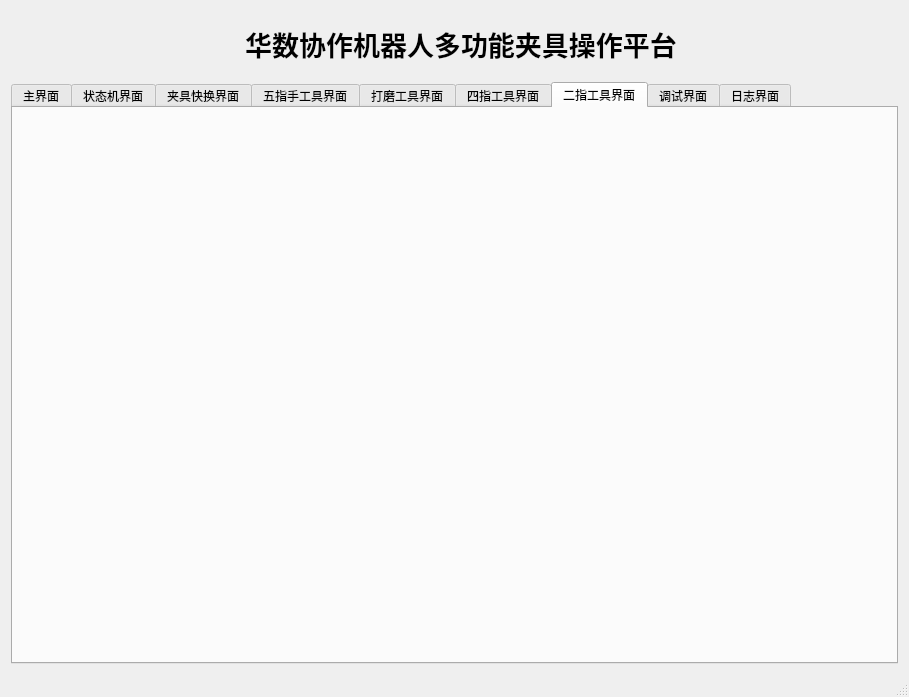
Above: qtcreator/hs_multigripper/mainwindow.ui from wangneng666/hs_multigripper before the change. Below: the same form after it.
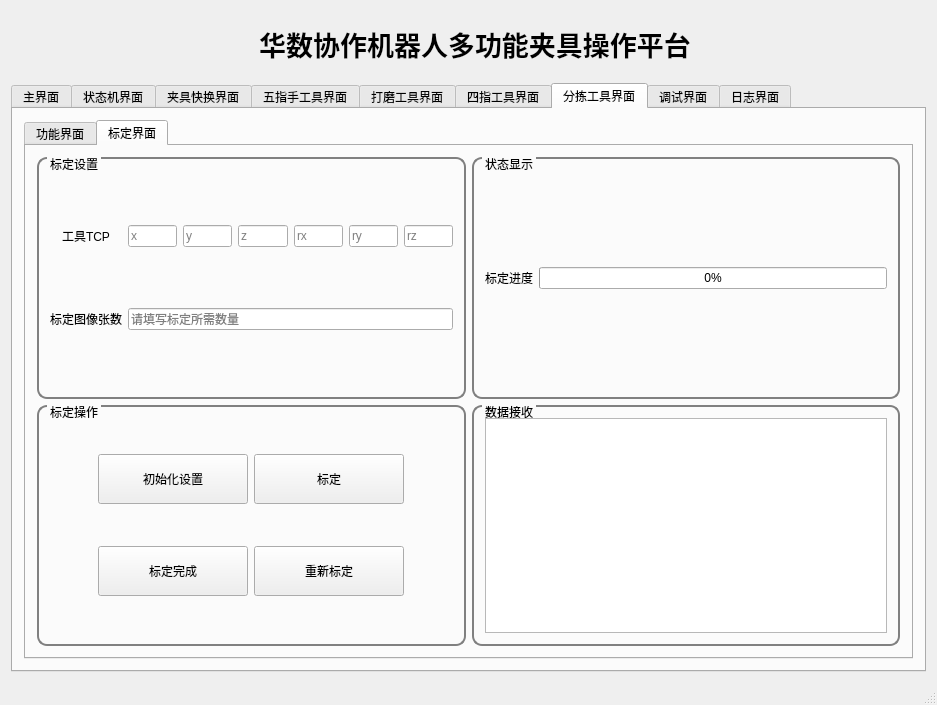
That is the form after the change. The open tabs and pages were chosen to show the change. Icons and pictures are not drawn.

Commit message: 调试分拣中

Patch:
```diff
--- a/qtcreator/hs_multigripper/mainwindow.ui
+++ b/qtcreator/hs_multigripper/mainwindow.ui
@@ -6,8 +6,8 @@
    <rect>
     <x>0</x>
     <y>0</y>
-    <width>909</width>
-    <height>697</height>
+    <width>937</width>
+    <height>705</height>
    </rect>
   </property>
   <property name="windowTitle">
@@ -1201,20 +1201,6 @@
                     </item>
                    </layout>
                   </widget>
-                  <widget class="QWidget" name="tablewidge_fivefinger_yolo6dshow">
-                   <attribute name="title">
-                    <string>yolo6d识别显示</string>
-                   </attribute>
-                   <layout class="QHBoxLayout" name="horizontalLayout_27">
-                    <item>
-                     <widget class="QLabel" name="lable_tab_fivefinger_yolo6dshow">
-                      <property name="text">
-                       <string>TextLabel</string>
-                      </property>
-                     </widget>
-                    </item>
-                   </layout>
-                  </widget>
                  </widget>
                 </item>
                </layout>
@@ -1775,8 +1761,533 @@
           </widget>
           <widget class="QWidget" name="tab_twofingerTool">
            <attribute name="title">
-            <string>二指工具界面</string>
+            <string>分拣工具界面</string>
            </attribute>
+           <layout class="QHBoxLayout" name="horizontalLayout_27">
+            <item>
+             <widget class="QTabWidget" name="tabWidget_sort">
+              <property name="currentIndex">
+               <number>1</number>
+              </property>
+              <widget class="QWidget" name="tab_tabsort_func">
+               <attribute name="title">
+                <string>功能界面</string>
+               </attribute>
+               <layout class="QVBoxLayout" name="verticalLayout_8">
+                <item>
+                 <widget class="QGroupBox" name="gBox_tabsort_status">
+                  <property name="styleSheet">
+                   <string notr="true">QGroupBox{
+
+border-width:2px;
+
+border-style:solid;
+
+border-radius: 10px;
+
+border-color:gray;
+
+margin-top:0.5ex;
+
+}
+
+QGroupBox::title{
+
+subcontrol-origin:margin;
+
+subcontrol-position:top left;
+
+left:10px;
+
+margin-left:0px;
+
+padding:0 1px;
+
+}</string>
+                  </property>
+                  <property name="title">
+                   <string>状态显示</string>
+                  </property>
+                  <layout class="QHBoxLayout" name="horizontalLayout_39">
+                   <item>
+                    <layout class="QGridLayout" name="gLayout_tabsort_status">
+                     <item row="0" column="1">
+                      <widget class="QLabel" name="label_tabsort_sortToolEnable">
+                       <property name="text">
+                        <string>分拣工具使能状态</string>
+                       </property>
+                       <property name="alignment">
+                        <set>Qt::AlignCenter</set>
+                       </property>
+                      </widget>
+                     </item>
+                     <item row="0" column="0">
+                      <widget class="QLabel" name="label_tabsort_mainstatus">
+                       <property name="text">
+                        <string>主界面状态</string>
+                       </property>
+                       <property name="alignment">
+                        <set>Qt::AlignCenter</set>
+                       </property>
+                      </widget>
+                     </item>
+                     <item row="1" column="0">
+                      <widget class="QLabel" name="label_tabsort_sortingstatus">
+                       <property name="text">
+                        <string>分拣状态</string>
+                       </property>
+                       <property name="alignment">
+                        <set>Qt::AlignCenter</set>
+                       </property>
+                      </widget>
+                     </item>
+                     <item row="1" column="1">
+                      <widget class="QLabel" name="lable_tabsort_backswitchstatus">
+                       <property name="text">
+                        <string>回到切换夹具状态</string>
+                       </property>
+                       <property name="alignment">
+                        <set>Qt::AlignCenter</set>
+                       </property>
+                      </widget>
+                     </item>
+                    </layout>
+                   </item>
+                  </layout>
+                 </widget>
+                </item>
+                <item>
+                 <widget class="QGroupBox" name="gBox_tabsort_oprate">
+                  <property name="styleSheet">
+                   <string notr="true">QGroupBox{
+
+border-width:2px;
+
+border-style:solid;
+
+border-radius: 10px;
+
+border-color:gray;
+
+margin-top:0.5ex;
+
+}
+
+QGroupBox::title{
+
+subcontrol-origin:margin;
+
+subcontrol-position:top left;
+
+left:10px;
+
+margin-left:0px;
+
+padding:0 1px;
+
+}</string>
+                  </property>
+                  <property name="title">
+                   <string>功能操作</string>
+                  </property>
+                  <layout class="QHBoxLayout" name="horizontalLayout_40">
+                   <item>
+                    <layout class="QGridLayout" name="gLayout_tabsort_oprate">
+                     <item row="0" column="1">
+                      <widget class="QPushButton" name="btn_tabsort_backswitchgripper">
+                       <property name="maximumSize">
+                        <size>
+                         <width>150</width>
+                         <height>50</height>
+                        </size>
+                       </property>
+                       <property name="text">
+                        <string>回到切换夹具状态</string>
+                       </property>
+                      </widget>
+                     </item>
+                     <item row="1" column="1">
+                      <widget class="QPushButton" name="btn_tabsort_stopsort">
+                       <property name="maximumSize">
+                        <size>
+                         <width>150</width>
+                         <height>50</height>
+                        </size>
+                       </property>
+                       <property name="text">
+                        <string>本次分拣停止</string>
+                       </property>
+                      </widget>
+                     </item>
+                     <item row="1" column="0">
+                      <widget class="QPushButton" name="btn_tabsort_beginsort">
+                       <property name="maximumSize">
+                        <size>
+                         <width>150</width>
+                         <height>50</height>
+                        </size>
+                       </property>
+                       <property name="text">
+                        <string>开始分拣</string>
+                       </property>
+                      </widget>
+                     </item>
+                     <item row="0" column="0">
+                      <widget class="QPushButton" name="btn_tabsort_activate">
+                       <property name="maximumSize">
+                        <size>
+                         <width>150</width>
+                         <height>50</height>
+                        </size>
+                       </property>
+                       <property name="text">
+                        <string>激活功能</string>
+                       </property>
+                      </widget>
+                     </item>
+                     <item row="2" column="0">
+                      <widget class="QPushButton" name="btn_tabsort_quickstop">
+                       <property name="maximumSize">
+                        <size>
+                         <width>150</width>
+                         <height>50</height>
+                        </size>
+                       </property>
+                       <property name="text">
+                        <string>急停</string>
+                       </property>
+                      </widget>
+                     </item>
+                    </layout>
+                   </item>
+                  </layout>
+                 </widget>
+                </item>
+               </layout>
+              </widget>
+              <widget class="QWidget" name="tab_tabsort_calibrate">
+               <attribute name="title">
+                <string>标定界面</string>
+               </attribute>
+               <layout class="QHBoxLayout" name="horizontalLayout_41" stretch="1,1">
+                <item>
+                 <layout class="QVBoxLayout" name="vLayout_tabsort_21" stretch="1,1">
+                  <item>
+                   <widget class="QGroupBox" name="gBox_tabsort_calibrateSet">
+                    <property name="styleSheet">
+                     <string notr="true">QGroupBox{
+
+border-width:2px;
+
+border-style:solid;
+
+border-radius: 10px;
+
+border-color:gray;
+
+margin-top:0.5ex;
+
+}
+
+QGroupBox::title{
+
+subcontrol-origin:margin;
+
+subcontrol-position:top left;
+
+left:10px;
+
+margin-left:0px;
+
+padding:0 1px;
+
+}</string>
+                    </property>
+                    <property name="title">
+                     <string>标定设置</string>
+                    </property>
+                    <layout class="QHBoxLayout" name="horizontalLayout_46">
+                     <item>
+                      <layout class="QGridLayout" name="gLayout_calibrateSet">
+                       <item row="0" column="0">
+                        <widget class="QLabel" name="label_toolTcp">
+                         <property name="text">
+                          <string>工具TCP</string>
+                         </property>
+                         <property name="alignment">
+                          <set>Qt::AlignCenter</set>
+                         </property>
+                        </widget>
+                       </item>
+                       <item row="0" column="1">
+                        <widget class="QLineEdit" name="lineEdit_x">
+                         <property name="placeholderText">
+                          <string>x</string>
+                         </property>
+                        </widget>
+                       </item>
+                       <item row="0" column="2">
+                        <widget class="QLineEdit" name="lineEdit_y">
+                         <property name="placeholderText">
+                          <string>y</string>
+                         </property>
+                        </widget>
+                       </item>
+                       <item row="0" column="3">
+                        <widget class="QLineEdit" name="lineEdit_z">
+                         <property name="placeholderText">
+                          <string>z</string>
+                         </property>
+                        </widget>
+                       </item>
+                       <item row="0" column="4">
+                        <widget class="QLineEdit" name="lineEdit_rx">
+                         <property name="placeholderText">
+                          <string>rx</string>
+                         </property>
+                        </widget>
+                       </item>
+                       <item row="0" column="5">
+                        <widget class="QLineEdit" name="lineEdit_ry">
+                         <property name="placeholderText">
+                          <string>ry</string>
+                         </property>
+                        </widget>
+                       </item>
+                       <item row="0" column="6">
+                        <widget class="QLineEdit" name="lineEdit_rz">
+                         <property name="placeholderText">
+                          <string>rz</string>
+                         </property>
+                        </widget>
+                       </item>
+                       <item row="1" column="0">
+                        <widget class="QLabel" name="label_calibrateNum">
+                         <property name="text">
+                          <string>标定图像张数</string>
+                         </property>
+                         <property name="alignment">
+                          <set>Qt::AlignCenter</set>
+                         </property>
+                        </widget>
+                       </item>
+                       <item row="1" column="1" colspan="6">
+                        <widget class="QLineEdit" name="lineEdit_calibrateNum">
+                         <property name="placeholderText">
+                          <string>请填写标定所需数量</string>
+                         </property>
+                        </widget>
+                       </item>
+                      </layout>
+                     </item>
+                    </layout>
+                   </widget>
+                  </item>
+                  <item>
+                   <widget class="QGroupBox" name="gBox_tabsort_calibrateOprate">
+                    <property name="styleSheet">
+                     <string notr="true">QGroupBox{
+
+border-width:2px;
+
+border-style:solid;
+
+border-radius: 10px;
+
+border-color:gray;
+
+margin-top:0.5ex;
+
+}
+
+QGroupBox::title{
+
+subcontrol-origin:margin;
+
+subcontrol-position:top left;
+
+left:10px;
+
+margin-left:0px;
+
+padding:0 1px;
+
+}</string>
+                    </property>
+                    <property name="title">
+                     <string>标定操作</string>
+                    </property>
+                    <layout class="QHBoxLayout" name="horizontalLayout_47">
+                     <item>
+                      <layout class="QGridLayout" name="gLayout_calibrateOprate">
+                       <item row="1" column="0">
+                        <widget class="QPushButton" name="btn_calibrateOprate_finish">
+                         <property name="maximumSize">
+                          <size>
+                           <width>150</width>
+                           <height>50</height>
+                          </size>
+                         </property>
+                         <property name="text">
+                          <string>标定完成</string>
+                         </property>
+                        </widget>
+                       </item>
+                       <item row="0" column="0">
+                        <widget class="QPushButton" name="btn_calibrateOprate_initset">
+                         <property name="maximumSize">
+                          <size>
+                           <width>150</width>
+                           <height>50</height>
+                          </size>
+                         </property>
+                         <property name="text">
+                          <string>初始化设置</string>
+                         </property>
+                        </widget>
+                       </item>
+                       <item row="0" column="1">
+                        <widget class="QPushButton" name="btn_calibrateOprate_calibrate">
+                         <property name="maximumSize">
+                          <size>
+                           <width>150</width>
+                           <height>50</height>
+                          </size>
+                         </property>
+                         <property name="text">
+                          <string>标定</string>
+                         </property>
+                        </widget>
+                       </item>
+                       <item row="1" column="1">
+                        <widget class="QPushButton" name="btn_calibrateOprate_reset">
+                         <property name="maximumSize">
+                          <size>
+                           <width>150</width>
+                           <height>50</height>
+                          </size>
+                         </property>
+                         <property name="text">
+                          <string>重新标定</string>
+                         </property>
+                        </widget>
+                       </item>
+                      </layout>
+                     </item>
+                    </layout>
+                   </widget>
+                  </item>
+                 </layout>
+                </item>
+                <item>
+                 <layout class="QVBoxLayout" name="vLayout_tabsort_22" stretch="1,1">
+                  <item>
+                   <widget class="QGroupBox" name="gBox_tabsort_calibrateStatus">
+                    <property name="styleSheet">
+                     <string notr="true">QGroupBox{
+
+border-width:2px;
+
+border-style:solid;
+
+border-radius: 10px;
+
+border-color:gray;
+
+margin-top:0.5ex;
+
+}
+
+QGroupBox::title{
+
+subcontrol-origin:margin;
+
+subcontrol-position:top left;
+
+left:10px;
+
+margin-left:0px;
+
+padding:0 1px;
+
+}</string>
+                    </property>
+                    <property name="title">
+                     <string>状态显示</string>
+                    </property>
+                    <layout class="QHBoxLayout" name="horizontalLayout_49">
+                     <item>
+                      <layout class="QGridLayout" name="gLayout_calibrateStatus">
+                       <item row="0" column="0">
+                        <widget class="QLabel" name="label_calibrateProgress">
+                         <property name="text">
+                          <string>标定进度</string>
+                         </property>
+                         <property name="alignment">
+                          <set>Qt::AlignCenter</set>
+                         </property>
+                        </widget>
+                       </item>
+                       <item row="0" column="1">
+                        <widget class="QProgressBar" name="progressBar_calibrate">
+                         <property name="value">
+                          <number>0</number>
+                         </property>
+                        </widget>
+                       </item>
+                      </layout>
+                     </item>
+                    </layout>
+                   </widget>
+                  </item>
+                  <item>
+                   <widget class="QGroupBox" name="gBox_tabsort_calibratedataRecv">
+                    <property name="styleSheet">
+                     <string notr="true">QGroupBox{
+
+border-width:2px;
+
+border-style:solid;
+
+border-radius: 10px;
+
+border-color:gray;
+
+margin-top:0.5ex;
+
+}
+
+QGroupBox::title{
+
+subcontrol-origin:margin;
+
+subcontrol-position:top left;
+
+left:10px;
+
+margin-left:0px;
+
+padding:0 1px;
+
+}</string>
+                    </property>
+                    <property name="title">
+                     <string>数据接收</string>
+                    </property>
+                    <layout class="QHBoxLayout" name="horizontalLayout_50">
+                     <item>
+                      <widget class="QPlainTextEdit" name="plainText_RecvData"/>
+                     </item>
+                    </layout>
+                   </widget>
+                  </item>
+                 </layout>
+                </item>
+               </layout>
+              </widget>
+             </widget>
+            </item>
+           </layout>
           </widget>
           <widget class="QWidget" name="tab_debug">
            <attribute name="title">
```
Left out of the diff: 890 changed lines with no effect on the pictures. The commit also changes 65 other files.
